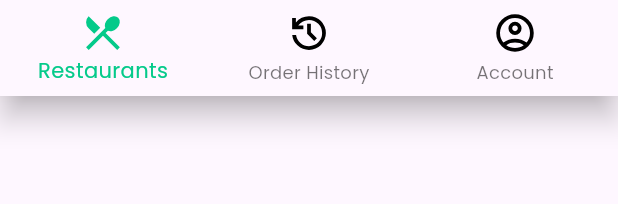
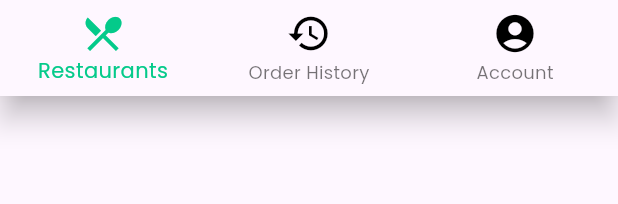
Before and after one commit to YakobusIP/food-delivery-app, a Flutter app: the CustomBottomNavigationBar widget shown alone on an empty page, opened directly, on a phone screen of 412 x 824 dp. Shown: the top 204 px of the screen. Run offline on Flutter 3.47's test engine with Material 3 defaults, Android fonts, the phone set to English and light mode, and no system bars; our stand-ins replace carousel_slider, dio, flutter_rating_bar, flutter_secure_storage; accounts and stored records are empty.

Commit message:
refactor: use built in flutter icons

```diff
--- a/frontend/food_delivery/lib/components/bottom_navigation_bar.dart
+++ b/frontend/food_delivery/lib/components/bottom_navigation_bar.dart
@@ -1,22 +1,9 @@
 import 'package:flutter/material.dart';
-import 'package:flutter_svg/flutter_svg.dart';
 
 class CustomBottomNavigationBar extends StatelessWidget {
   final int currentIndex;
 
   const CustomBottomNavigationBar({super.key, required this.currentIndex});
-
-  Widget _buildIcon(String assetPath, int index) {
-    return SvgPicture.asset(
-      assetPath,
-      width: 30,
-      height: 30,
-      colorFilter: currentIndex == index
-          ? const ColorFilter.mode(
-              Color.fromARGB(255, 4, 202, 138), BlendMode.srcIn)
-          : null,
-    );
-  }
 
   @override
   Widget build(BuildContext context) {
@@ -24,15 +11,43 @@ class CustomBottomNavigationBar extends StatelessWidget {
       type: BottomNavigationBarType.fixed,
       currentIndex: currentIndex,
       selectedItemColor: const Color.fromARGB(255, 4, 202, 138),
+      onTap: (int index) {
+        switch (index) {
+          case 0:
+            Navigator.of(context).pushNamed("restaurant-list");
+          case 1:
+            Navigator.of(context).pushNamed("order-history");
+          default:
+            Navigator.of(context).pushNamed("restaurant-list");
+        }
+      },
       items: [
         BottomNavigationBarItem(
-            icon: _buildIcon("assets/icons/restaurant.svg", 0),
+            icon: Icon(
+              Icons.local_restaurant,
+              color: currentIndex == 0
+                  ? const Color.fromARGB(255, 4, 202, 138)
+                  : Colors.black,
+              size: 30,
+            ),
             label: "Restaurants"),
         BottomNavigationBarItem(
-            icon: _buildIcon("assets/icons/history.svg", 1),
+            icon: Icon(
+              Icons.history,
+              color: currentIndex == 1
+                  ? const Color.fromARGB(255, 4, 202, 138)
+                  : Colors.black,
+              size: 30,
+            ),
             label: "Order History"),
         BottomNavigationBarItem(
-            icon: _buildIcon("assets/icons/account_circle.svg", 2),
+            icon: Icon(
+              Icons.account_circle,
+              color: currentIndex == 2
+                  ? const Color.fromARGB(255, 4, 202, 138)
+                  : Colors.black,
+              size: 30,
+            ),
             label: "Account"),
       ],
     );
--- a/frontend/food_delivery/lib/pages/login.dart
+++ b/frontend/food_delivery/lib/pages/login.dart
@@ -48,7 +48,7 @@ class _LoginPageState extends State<LoginPage> {
           );
 
           Navigator.of(context).pushNamedAndRemoveUntil(
-            "/restaurant-list",
+            "restaurant-list",
             (_) => false,
           );
         }
```
Also changed, not shown: frontend/food_delivery/lib/pages/restaurant_list.dart (+13 -16 lines), frontend/food_delivery/lib/pages/restaurant_menus.dart (+7 -7 lines), frontend/food_delivery/assets/icons/account_circle.svg (deleted), frontend/food_delivery/assets/icons/clock.svg (deleted), frontend/food_delivery/assets/icons/filter.svg (deleted), frontend/food_delivery/assets/icons/history.svg (deleted), frontend/food_delivery/assets/icons/restaurant.svg (deleted), frontend/food_delivery/assets/icons/search.svg (deleted), frontend/food_delivery/assets/icons/sort_by_alpha.svg (deleted), frontend/food_delivery/assets/icons/star.svg (deleted).
